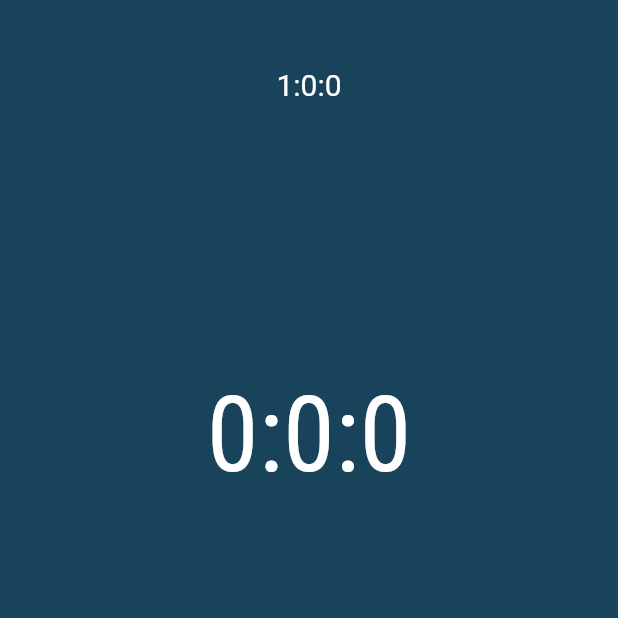
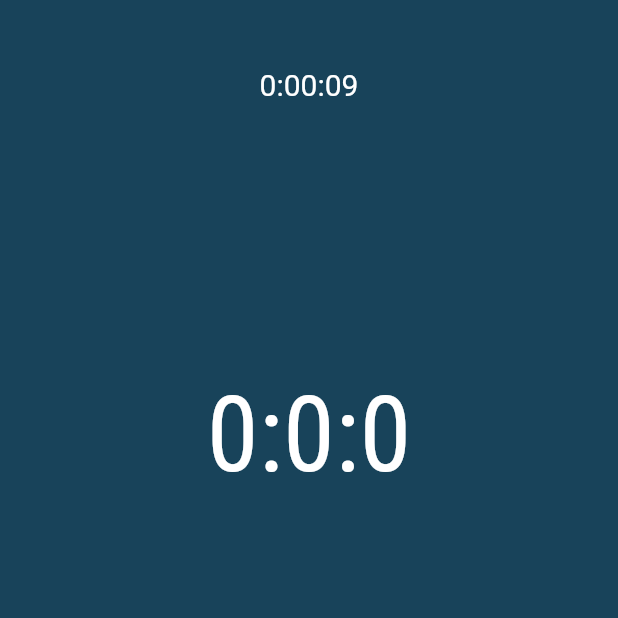
Before and after one commit to richardbonneau/pomodoro_flutter, a Flutter app: the screen it shows after launch, after a tap on the "pause circle filled" icon, on a phone screen of 412 x 824 dp, the top half of it. Run offline on Flutter 3.47's test engine with Material 2 defaults, Android fonts, the phone set to English and light mode, and no system bars.

Commit message:
global Time worked now working

```diff
--- a/lib/pages/TimerOnly.dart
+++ b/lib/pages/TimerOnly.dart
@@ -1,4 +1,5 @@
 import 'package:flutter/material.dart';
+import 'dart:async';
 
 class TimerOnly extends StatefulWidget {
   @override
@@ -6,9 +7,9 @@ class TimerOnly extends StatefulWidget {
 }
 
 class TimerOnlyState extends State<TimerOnly> {
-  int globalHours = 1;
-  int globalMinutes = 0;
-  int globalSeconds = 0;
+  DateTime startingTime = DateTime.now();
+
+  String timeWorked = "0:00:00";
 
   int currentHours = 0;
   int currentMinutes = 0;
@@ -20,18 +21,26 @@ class TimerOnlyState extends State<TimerOnly> {
   onPressPause() {
     if (!isTimerPaused)
       this.setState(() => {
-      isTimerPaused = true,
-        pauseOrPlayIcon = Icon(Icons.play_circle_filled)
-      });
-    else{
-    isTimerPaused = false;
-    this.setState(() => pauseOrPlayIcon = Icon(Icons.pause_circle_filled));
+            isTimerPaused = true,
+            pauseOrPlayIcon = Icon(Icons.play_circle_filled),
+          });
+    else {
+      isTimerPaused = false;
+      this.setState(() => pauseOrPlayIcon = Icon(Icons.pause_circle_filled));
     }
   }
 
   @override
   void initState() {
     super.initState();
+
+    Timer.periodic(new Duration(seconds: 1), (timer) {
+      Duration currentTime = DateTime.now().difference(startingTime);
+      String stringifiedTime = currentTime.toString().substring(0, 7);
+      print(stringifiedTime);
+
+      this.setState(() => {timeWorked = stringifiedTime});
+    });
   }
 
   @override
@@ -45,12 +54,7 @@ class TimerOnlyState extends State<TimerOnly> {
             mainAxisAlignment: MainAxisAlignment.spaceAround,
             crossAxisAlignment: CrossAxisAlignment.center,
             children: <Widget>[
-              Text(
-                  globalHours.toString() +
-                      ":" +
-                      globalMinutes.toString() +
-                      ":" +
-                      globalSeconds.toString(),
+              Text(timeWorked,
                   style: TextStyle(color: Colors.white, fontSize: 20.0)),
               SizedBox(height: 0.0),
               Text(
```
